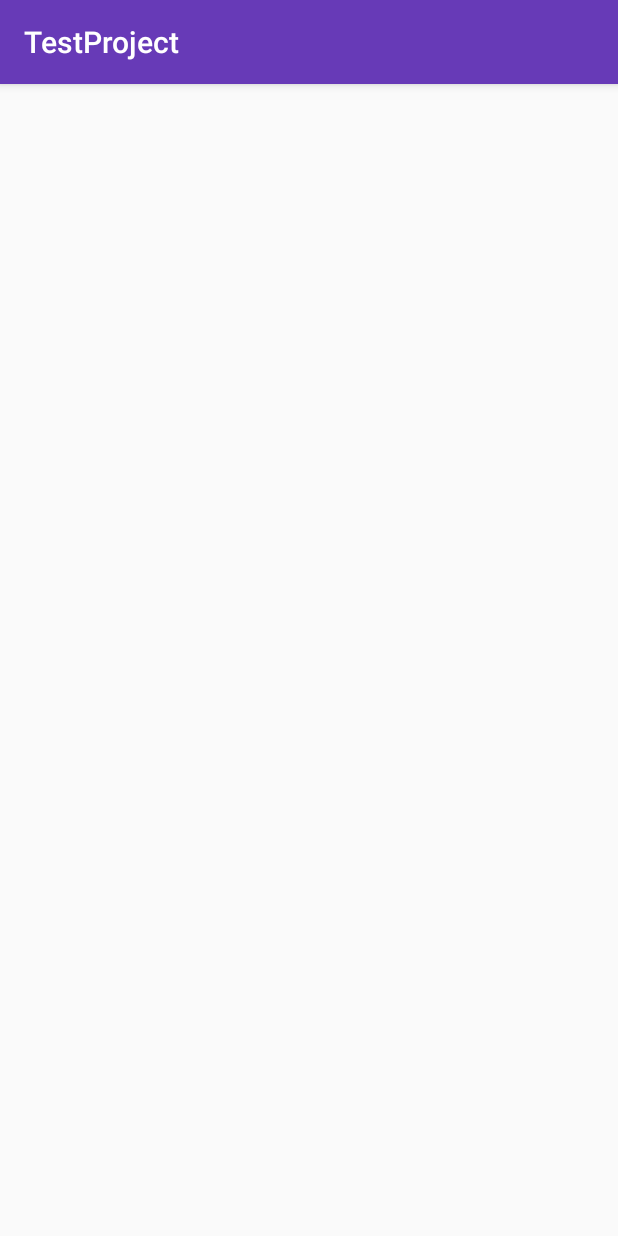
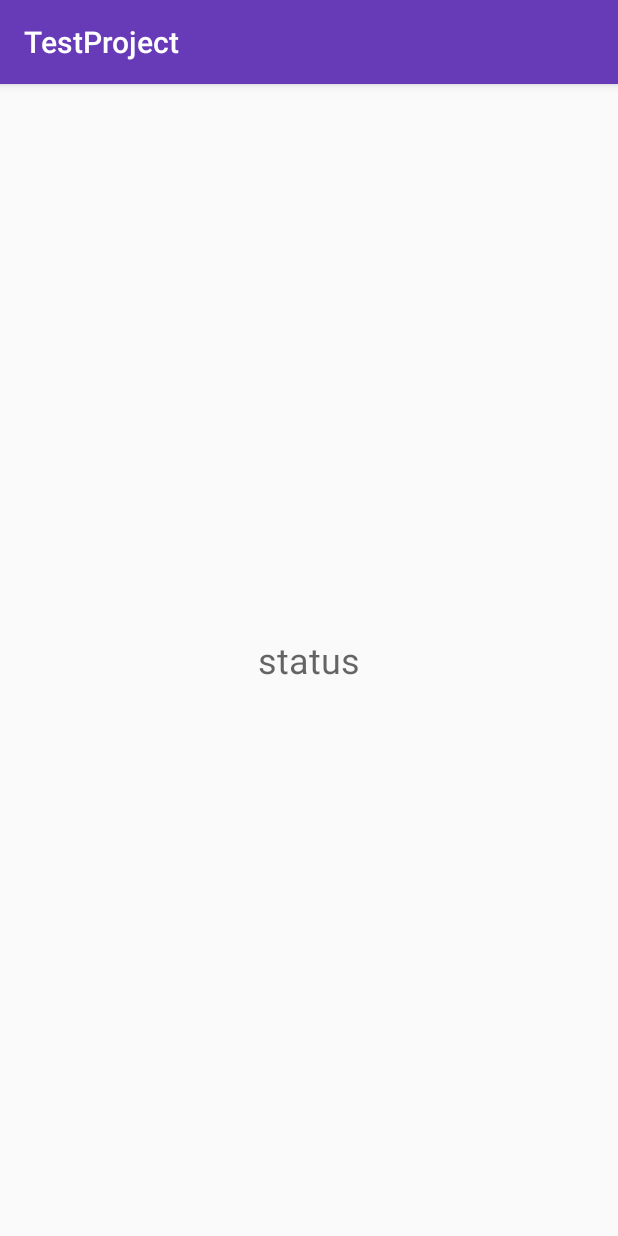
Before and after one commit to antihypecorp/TestProject2, an Android app: the screen it shows after launch (LoginMainActivity), on a phone screen of 412 x 824 dp. Run offline under Robolectric (Android 15) with nearby library versions, the phone set to English and light mode, and no system bars; 1 statement that could not run was skipped.

Commit message:
Mnogo bug fix

```diff
--- a/app/src/main/java/com/example/korzhik/testproject/APILogin.java
+++ b/app/src/main/java/com/example/korzhik/testproject/APILogin.java
@@ -28,7 +28,7 @@ public interface APILogin {
 
     // GET запрос для получения информации пользователя
     @GET("/getUserInfo.php")
-    Call<List<UserLogin>> getUserInfo(@Query("username") String username);
+    Call<ResponseBody> getUserInfo(@Query("username") String username);
 
     // POST запрос для регистрации пользователя
     @FormUrlEncoded
--- a/app/src/main/res/layout/activity_login_main.xml
+++ b/app/src/main/res/layout/activity_login_main.xml
@@ -1,9 +1,19 @@
 <?xml version="1.0" encoding="utf-8"?>
-<android.support.constraint.ConstraintLayout xmlns:android="http://schemas.android.com/apk/res/android"
+<LinearLayout xmlns:android="http://schemas.android.com/apk/res/android"
     xmlns:app="http://schemas.android.com/apk/res-auto"
     xmlns:tools="http://schemas.android.com/tools"
     android:layout_width="match_parent"
     android:layout_height="match_parent"
-    tools:context=".LoginMainActivity">
+    tools:context=".LoginMainActivity"
+    android:orientation="vertical"
+    android:gravity="center">
 
-</android.support.constraint.ConstraintLayout>
+    <TextView
+        android:id="@+id/statusText"
+        android:layout_width="match_parent"
+        android:layout_height="wrap_content"
+        android:hint="status"
+        android:textSize="24sp"
+        android:gravity="center"/>
+
+</LinearLayout>
```
Also changed, not shown: app/src/main/java/com/example/korzhik/testproject/LoginActivity.java (+13 -3 lines), app/src/main/java/com/example/korzhik/testproject/LoginMainActivity.java (+14 -6 lines), app/src/main/java/com/example/korzhik/testproject/RegActivity.java (+25 -17 lines), app/src/main/java/com/example/korzhik/testproject/UserLogin.java (+13 -1 lines).
